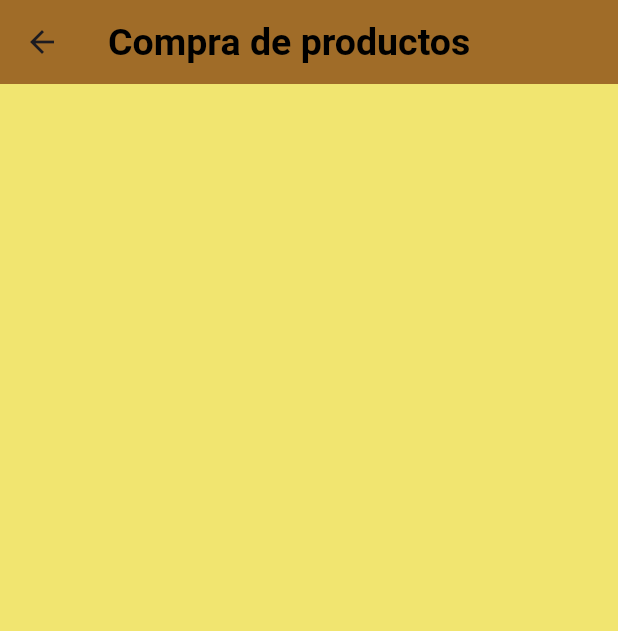
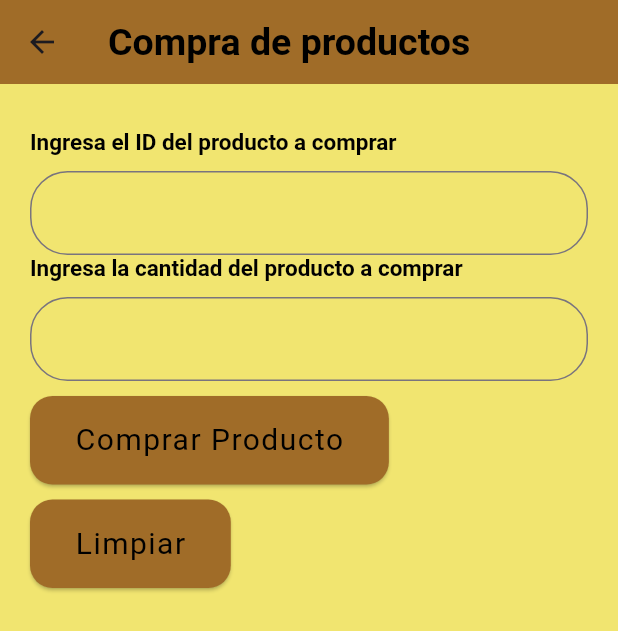
Before and after one commit to SergioAlejandre/vistaventas-2, a Flutter app: the screen it shows after launch, after a tap on "Compra de productos", on a phone screen of 412 x 824 dp. Shown: the top 631 px of the screen. Run offline on Flutter 3.47's test engine with Material 3 defaults, Android fonts, the phone set to English and light mode, and no system bars; our stand-ins replace hive_flutter; accounts and stored records are empty.

Commit message:
Compra de productos

```diff
--- a/lib/Vistas/compra_productos_view.dart
+++ b/lib/Vistas/compra_productos_view.dart
@@ -1,13 +1,23 @@
 import 'package:flutter/material.dart';
+import 'package:hive_flutter/hive_flutter.dart';
+import 'package:vistaventas/Vistas/productos_comprados_view.dart';
 import 'package:vistaventas/modelos/producto_modelo.dart';
 import 'package:vistaventas/widgets/CustomButtonHome.dart';
+import 'package:vistaventas/controladores/compra_productos_control.dart';
 
-class CompraDeProductosView extends StatelessWidget{
+class CompraDeProductosView extends StatelessWidget {
+  final TextEditingController idcontrol = TextEditingController();
+  final TextEditingController preciocontrol = TextEditingController();
+  final TextEditingController cantidadcontrol = TextEditingController();
+  final ComprarProductosControl comprarProductosController =
+      ComprarProductosControl();
+
   @override
   Widget build(BuildContext context) {
     return Scaffold(
       backgroundColor: const Color.fromARGB(255, 241, 229, 112),
-      appBar: AppBar(title:const DefaultTextStyle(
+      appBar: AppBar(
+        title: const DefaultTextStyle(
           style: TextStyle(
             color: Colors.black,
             fontWeight: FontWeight.bold,
@@ -17,20 +27,100 @@ class CompraDeProductosView extends StatelessWidget{
         ),
         backgroundColor: const Color.fromARGB(255, 160, 108, 40),
       ),
-
-      body:SingleChildScrollView(
+      body: SingleChildScrollView(
         padding: const EdgeInsets.symmetric(
-          horizontal:20,
+          horizontal: 20,
           vertical: 30,
         ),
-        child:Column(
+        child: Column(
           crossAxisAlignment: CrossAxisAlignment.start,
-          children :[
-
+          children: [
+            const DefaultTextStyle(
+              style: TextStyle(
+                color: Colors.black,
+                fontWeight: FontWeight.bold,
+                fontSize: 15,
+              ),
+              child: Text('Ingresa el ID del producto a comprar'),
+            ),
+            const SizedBox(
+              height: 10,
+            ),
+            TextField(
+              controller: idcontrol,
+              decoration: const InputDecoration(
+                border: OutlineInputBorder(
+                  borderRadius: BorderRadius.all(Radius.circular(25)),
+                ),
+              ),
+            ),
+            const DefaultTextStyle(
+              style: TextStyle(
+                color: Colors.black,
+                fontWeight: FontWeight.bold,
+                fontSize: 15,
+              ),
+              child: Text('Ingresa la cantidad del producto a comprar'),
+            ),
+            const SizedBox(
+              height: 10,
+            ),
+            TextField(
+              controller: cantidadcontrol,
+              decoration: const InputDecoration(
+                border: OutlineInputBorder(
+                  borderRadius: BorderRadius.all(Radius.circular(25)),
+                ),
+              ),
+            ),
+            const SizedBox(
+              height: 10,
+            ),
+           CustomButtonHome(
+              name: 'Comprar Producto',
+              color: const Color.fromARGB(255, 160, 108, 40),
+              onPressed: () {
+                double totalCompra = comprarProductosController.comprarProducto(
+                    idcontrol.text, int.parse(cantidadcontrol.text));
+                //print(totalCompra);
+                showDialog(
+                    context: context,
+                    builder: (context) {
+                      return AlertDialog(
+                        title: Text(
+                            'Producto comprado Correctamente, Con el ID: ${idcontrol.text} Con un total de compra de: \$$totalCompra Por la cantidad de: ${cantidadcontrol.text} Productos'),
+                        actions: [
+                          TextButton(
+                            onPressed: () {
+                              Navigator.pop(context);
+                            },
+                            child: const Text('Aceptar'),
+                          ),
+                        ],
+                      );
+                    });
+                /*Navigator.push(
+                  context,
+                  MaterialPageRoute(
+                    builder: (context) => ProductosCompradosView(),
+                  ),
+                );*/
+              },
+            ),
+            const SizedBox(
+              height: 10,
+            ),
+            CustomButtonHome(
+              name: 'Limpiar',
+              color: const Color.fromARGB(255, 160, 108, 40),
+              onPressed: () {
+                idcontrol.clear();
+                cantidadcontrol.clear();
+              },
+            ),
           ],
         ),
       ),
     );
   }
-
 }
--- a/lib/Vistas/home_view.dart
+++ b/lib/Vistas/home_view.dart
@@ -3,6 +3,7 @@ import 'package:hive_flutter/hive_flutter.dart';
 import 'package:vistaventas/Vistas/agregar_productos_view.dart';
 import 'package:vistaventas/Vistas/compra_productos_view.dart';
 import 'package:vistaventas/Vistas/mostrar_productos_view.dart';
+import 'package:vistaventas/Vistas/productos_comprados_view.dart';
 import 'package:vistaventas/modelos/producto_modelo.dart';
 import 'package:vistaventas/widgets/CustomButtonHome.dart';
 
@@ -91,14 +92,26 @@ class HomeView extends StatelessWidget {
             ),
             const SizedBox(height: 20
             ),
-           CustomButtonHome(
+           /*CustomButtonHome(
               name: 'Test Hive',
               color: Colors.blue,
               onPressed: () {
                var productosBox = Hive.box('productos');
                 print('Productos: ${productosBox.values}');
               },
-            ),
+            ),*/
+           /* CustomButtonHome(
+              name: 'Productos Comprados',
+              color: const Color.fromARGB(255, 160, 108, 40),
+              onPressed: () {
+                Navigator.push(
+                  context,
+                  MaterialPageRoute(
+                    builder: (context) => ProductosCompradosView(),
+                  ),
+                );
+              },
+            ),*/
           ],
         ),
       ),
--- /dev/null
+++ b/lib/controladores/compra_productos_control.dart
@@ -0,0 +1,28 @@
+import 'package:hive_flutter/hive_flutter.dart';
+import 'package:vistaventas/modelos/producto_modelo.dart';
+
+class ComprarProductosControl{
+  List<Producto> productosComprados = [];//esto fue lo nuevo agregado
+
+double comprarProducto(String id, int cantidadcomprada) {
+  var box = Hive.box('productos');
+  var producto = box.get(id);
+  if (producto != null && producto['Cantidad'] >= cantidadcomprada) {
+    producto['Cantidad'] -= cantidadcomprada; // Resta la cantidad comprada
+    box.put(id, producto); // Guarda el producto actualizado en la base de datos
+
+    double totalCompra = producto['Precio'] * cantidadcomprada; // Calcula el total de la compra
+    productosComprados.add(Producto(//esto fue lo nuevo agregado
+        ID: id,
+        Nombre: producto['Nombre'],
+        Precio: producto['Precio'],
+        Cantidad: cantidadcomprada,
+      ));
+    return totalCompra;
+  } else {
+    // Maneja el caso en que el producto no existe o no hay suficiente cantidad
+    return 0.0;
+  }
+}
+
+}
```
Also changed, not shown: lib/Vistas/productos_comprados_view.dart (added, +53 -0 lines). Lines whose indentation alone changed are shown as unchanged.
